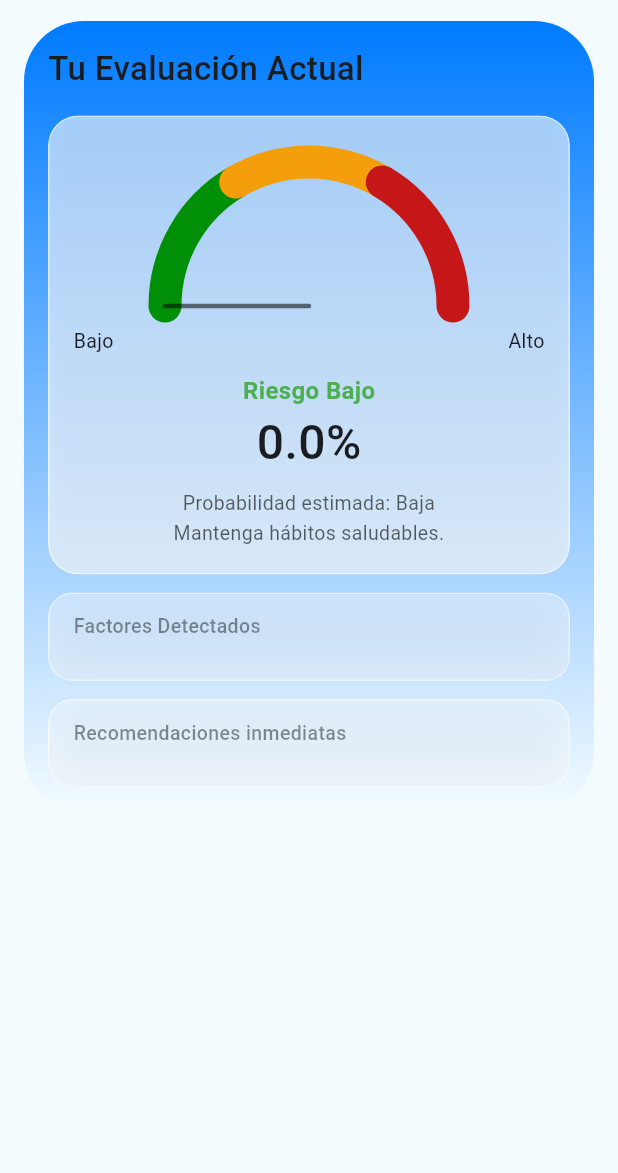
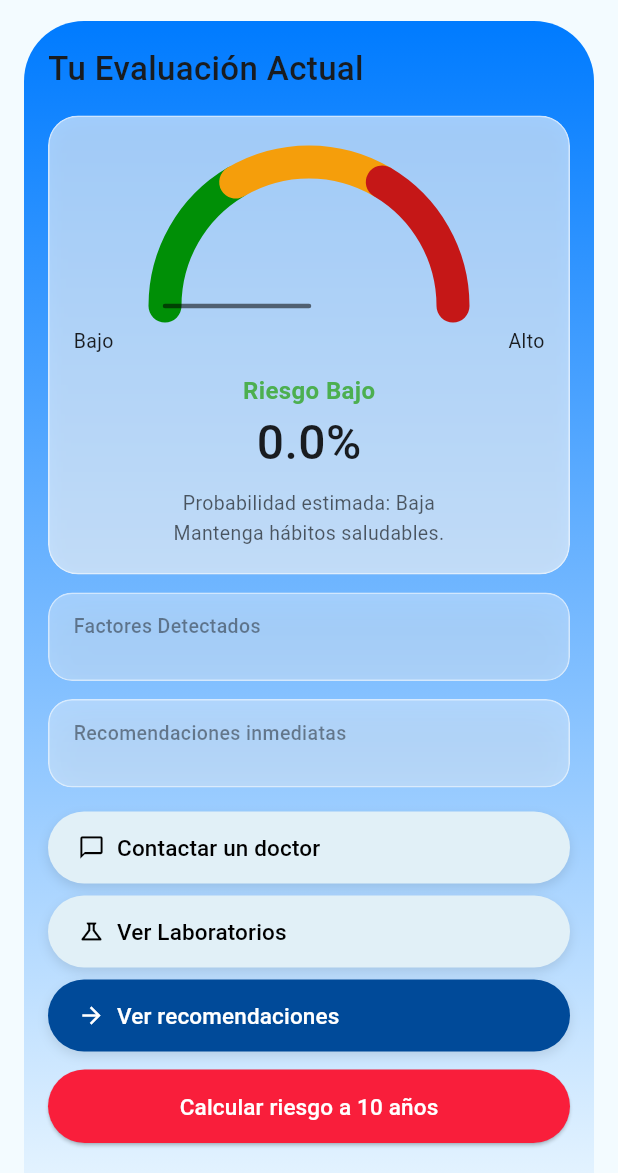
Before and after one commit to oswaldoaroman/Altea, a Flutter app: the ResultadoScreen screen opened directly with empty values, on a phone screen of 412 x 824 dp, the part 63-1236 px from its top. Run offline on Flutter 3.47's test engine with Material 3 defaults, Android fonts, the phone set to English and light mode, and no system bars; our stand-ins replace flutter_svg.

Commit message:
Pantalla de resultado terminada
Las funcionalidades propias de la pantalla de resultado estan terminadas, falta implementar la funcionalidad de sus botones

```diff
--- a/lib/features/resultado/screens/screen_resultado.dart
+++ b/lib/features/resultado/screens/screen_resultado.dart
@@ -1,16 +1,18 @@
-import 'package:altea/features/resultado/models/resultado_model.dart';
 import 'package:flutter/material.dart';
+
 import '../../../core/theme/colors.dart';
+
+import '../models/resultado_model.dart';
+import '../service/resultado_service.dart';
+
 import '../widgets/resultado_card.dart';
 import '../widgets/info_cards.dart';
-import 'package:altea/features/resultado/service/resultado_service.dart';
+import '../widgets/accion_button.dart';
 
 class ResultadoScreen extends StatelessWidget {
   final double riesgo;
-  ResultadoModel get resultado => ResultadoService.interpretarRiesgo(riesgo);
 
   final List<InfoItem> factores;
-
   final List<InfoItem> recomendaciones;
 
   const ResultadoScreen({
@@ -20,6 +22,8 @@ class ResultadoScreen extends StatelessWidget {
     required this.recomendaciones,
   });
 
+  ResultadoModel get resultado => ResultadoService.interpretarRiesgo(riesgo);
+
   @override
   Widget build(BuildContext context) {
     return Scaffold(
@@ -28,9 +32,7 @@ class ResultadoScreen extends StatelessWidget {
       appBar: AppBar(
         backgroundColor: const Color(0xFFF3FBFF),
         elevation: 0,
-
         leading: const BackButton(color: Colors.black),
-
         title: const Text(
           'Altea',
           style: TextStyle(
@@ -44,27 +46,22 @@ class ResultadoScreen extends StatelessWidget {
       body: SingleChildScrollView(
         child: Container(
           margin: const EdgeInsets.fromLTRB(16, 0, 16, 16),
-
           padding: const EdgeInsets.all(16),
 
           decoration: BoxDecoration(
             gradient: const LinearGradient(
               begin: Alignment.topCenter,
               end: Alignment.bottomCenter,
-
               colors: [AppColors.primary, Color(0xFFF3FBFF)],
             ),
-
             borderRadius: BorderRadius.circular(40),
           ),
 
           child: Column(
             crossAxisAlignment: CrossAxisAlignment.start,
-
             children: [
               const Text(
                 'Tu Evaluación Actual',
-
                 style: TextStyle(fontSize: 22, fontWeight: FontWeight.w500),
               ),
 
@@ -85,6 +82,62 @@ class ResultadoScreen extends StatelessWidget {
               const SizedBox(height: 12),
 
               RecomendacionesCard(items: recomendaciones),
+
+              const SizedBox(height: 16),
+
+              AccionButton(
+                label: 'Contactar un doctor',
+                icon: Icons.chat_bubble_outline,
+                onPressed: () {},
+              ),
+
+              const SizedBox(height: 8),
+
+              AccionButton(
+                label: 'Ver Laboratorios',
+                icon: Icons.science_outlined,
+                onPressed: () {},
+              ),
+
+              const SizedBox(height: 8),
+
+              AccionButton(
+                label: 'Ver recomendaciones',
+                icon: Icons.arrow_forward,
+                bgColor: AppColors.dark,
+                textColor: Colors.white,
+                onPressed: () {},
+              ),
+
+              const SizedBox(height: 12),
+
+              SizedBox(
+                width: double.infinity,
+                child: ElevatedButton(
+                  onPressed: () {},
+                  style: ElevatedButton.styleFrom(
+                    backgroundColor: const Color(0xFFF91E3B),
+                    shape: const StadiumBorder(),
+                    padding: const EdgeInsets.symmetric(vertical: 14),
+                  ),
+                  child: const Text(
+                    'Calcular riesgo a 10 años',
+                    style: TextStyle(color: Colors.white, fontSize: 15),
+                  ),
+                ),
+              ),
+
+              const SizedBox(height: 12),
+
+              Center(
+                child: TextButton(
+                  onPressed: () {},
+                  child: const Text(
+                    'Historial médico  ›',
+                    style: TextStyle(color: AppColors.dark, fontSize: 16),
+                  ),
+                ),
+              ),
             ],
           ),
         ),
```
